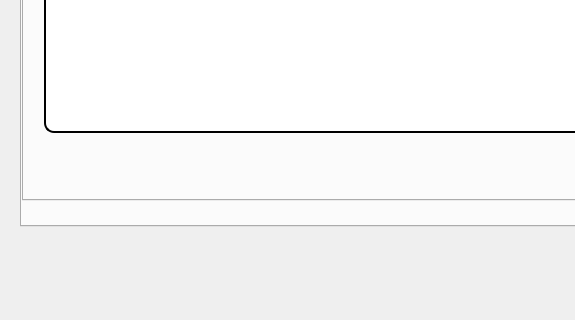
Above: mainwindow1.ui from yanni2302/smart_parental_monitoring_2A22 before the change; both pictures show x 0 to 575 and y 414 to 734 of the 1144 by 734 pixel window. Below: the same form after it.
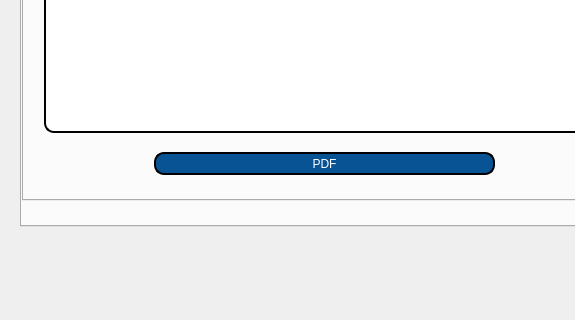
That is the form after the change. The open tabs and pages were chosen to show the change. Icons and pictures are not drawn.

What changed in the file:
```diff
--- a/mainwindow1.ui
+++ b/mainwindow1.ui
@@ -1539,6 +1539,28 @@
         <string>personne d'aide</string>
        </property>
       </widget>
+      <widget class="QPushButton" name="pdf">
+       <property name="geometry">
+        <rect>
+         <x>130</x>
+         <y>360</y>
+         <width>341</width>
+         <height>23</height>
+        </rect>
+       </property>
+       <property name="styleSheet">
+        <string notr="true">border: 2px solid black;
+border-radius: 10px;
+padding: 0 8px;
+color: rgb(255, 255, 255);
+background:#085394	;
+font: bold, &quot;Comic Sans MS&quot;;
+</string>
+       </property>
+       <property name="text">
+        <string>PDF</string>
+       </property>
+      </widget>
      </widget>
     </widget>
    </widget>
```
Left out of the diff: 6 changed lines with no effect on the pictures.
